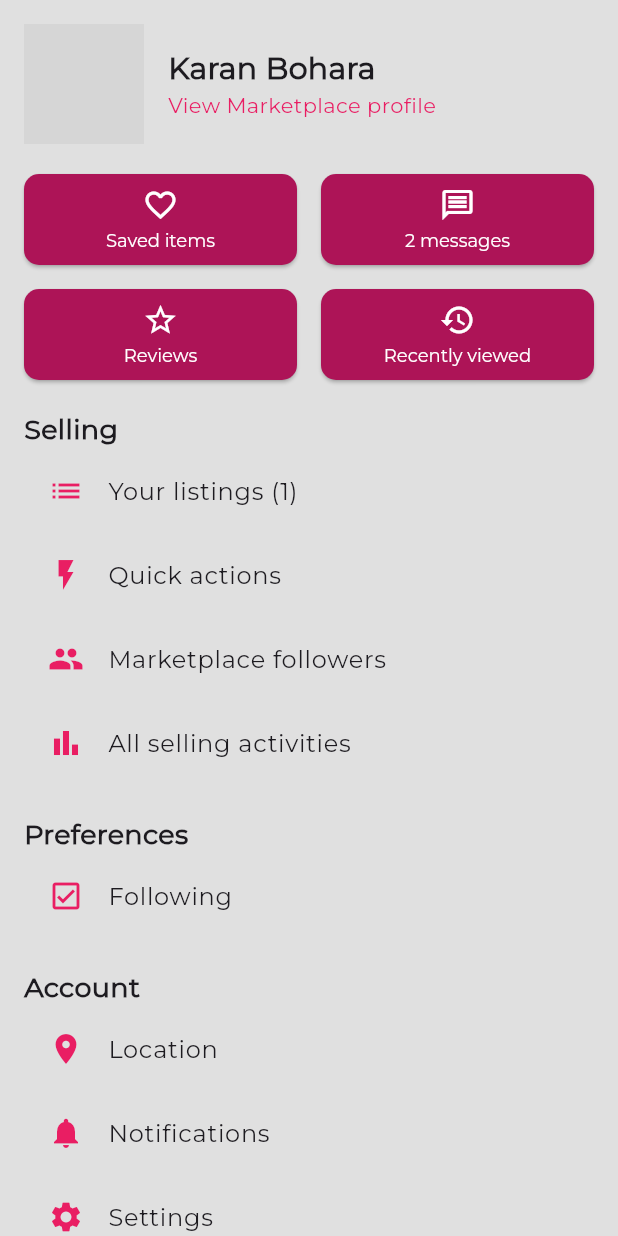
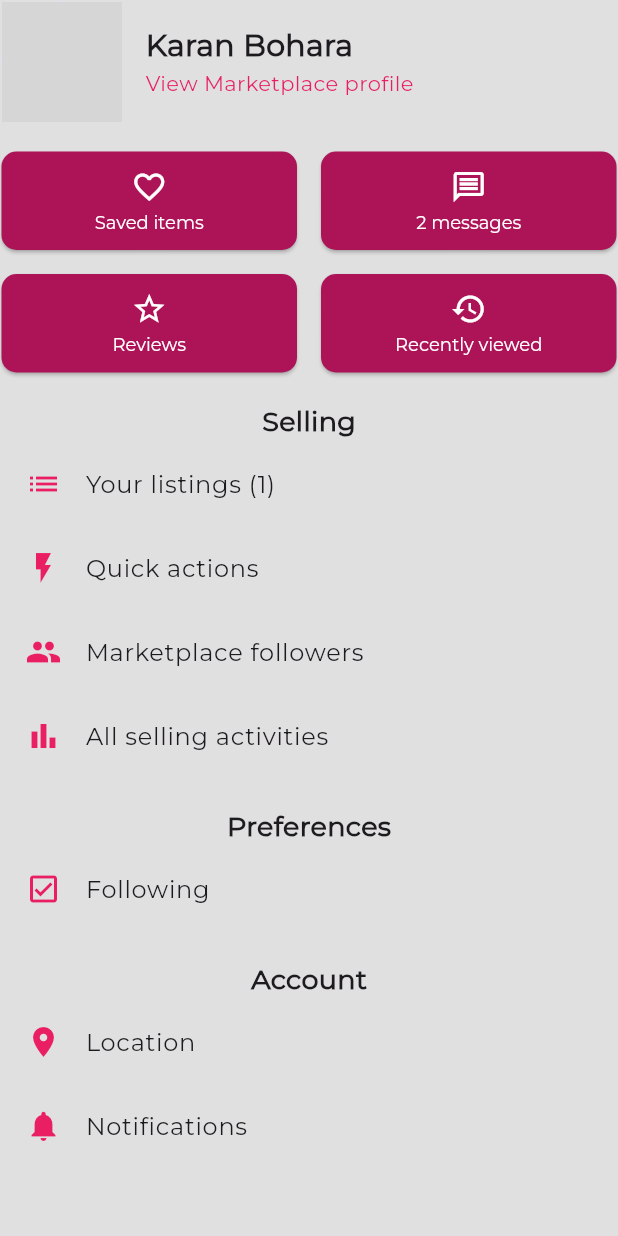
Before and after one commit to Karanbohara01/koselie_flutter_app, a Flutter app: the ProfileScreen screen opened directly, on a phone screen of 412 x 824 dp. Run offline on Flutter 3.47's test engine with Material 3 defaults, Android fonts, the phone set to English and light mode, and no system bars; network calls fail; grey boxes are pictures that could not be loaded.

Commit message:
apptheme used

```diff
--- a/lib/core/common/app_theme/app_theme.dart
+++ b/lib/core/common/app_theme/app_theme.dart
@@ -12,7 +12,7 @@ ThemeData getApplicationTheme() {
               color: Colors.white,
               fontWeight: FontWeight.w500,
               fontFamily: 'Montserrat Regular'),
-          backgroundColor: const Color.fromARGB(255, 212, 112, 11),
+          backgroundColor: Colors.pink,
           shape:
               RoundedRectangleBorder(borderRadius: BorderRadius.circular(5))),
     ),
--- a/lib/view/bottom_navigation_screens/dashboard_view.dart
+++ b/lib/view/bottom_navigation_screens/dashboard_view.dart
@@ -26,7 +26,7 @@ class _MyDashboardViewState extends State<MyDashboardView> {
       child: Scaffold(
         appBar: AppBar(
           title: const Text(
-            'Dashboard',
+            '',
           ),
           backgroundColor: Colors.pink,
           centerTitle: true,
--- a/lib/view/bottom_navigation_screens/profile_view.dart
+++ b/lib/view/bottom_navigation_screens/profile_view.dart
@@ -8,9 +8,9 @@ class ProfileScreen extends StatelessWidget {
     return Scaffold(
       body: SingleChildScrollView(
         child: Padding(
-          padding: const EdgeInsets.all(16.0),
+          padding: const EdgeInsets.all(1.0),
           child: Column(
-            crossAxisAlignment: CrossAxisAlignment.start,
+            crossAxisAlignment: CrossAxisAlignment.center,
             children: [
               // Profile Section
               const Row(
@@ -126,20 +126,6 @@ class ProfileScreen extends StatelessWidget {
                 ),
                 title: Text('Notifications'),
               ),
-              const ListTile(
-                leading: Icon(
-                  Icons.settings,
-                  color: Colors.pink,
-                ),
-                title: Text('Settings'),
-              ),
-              const ListTile(
-                leading: Icon(
-                  Icons.more_horiz,
-                  color: Colors.pink,
-                ),
-                title: Text('More'),
-              ),
             ],
           ),
         ),
```
Also changed, not shown: lib/view/login_view.dart (+8 -3 lines).
